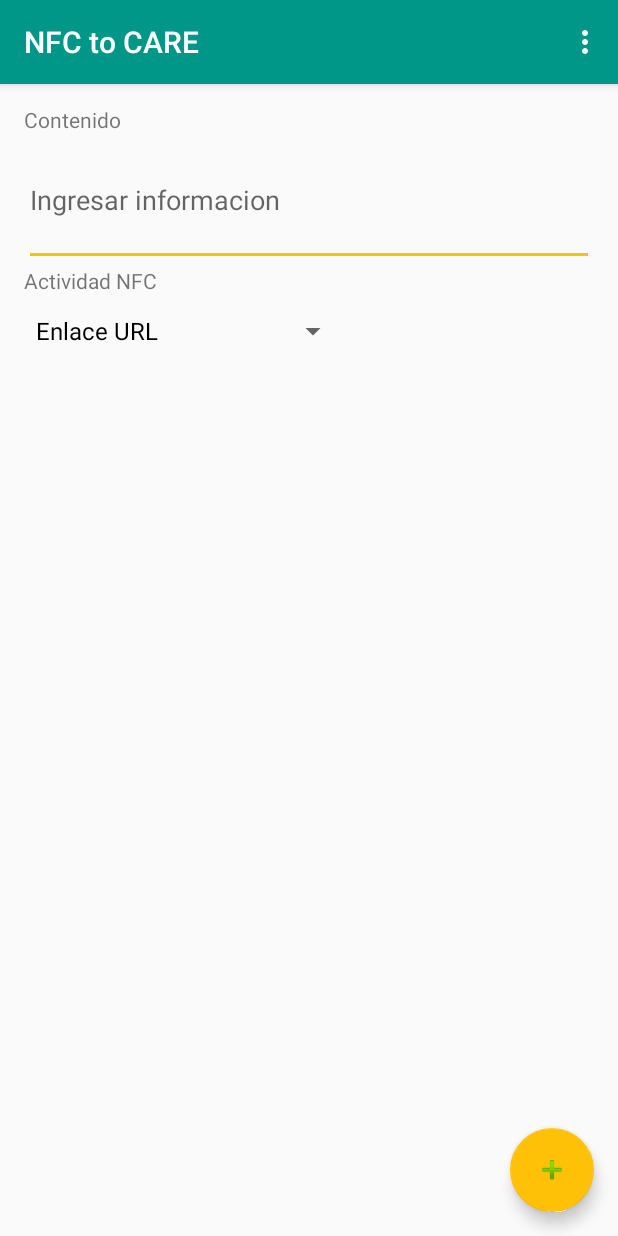
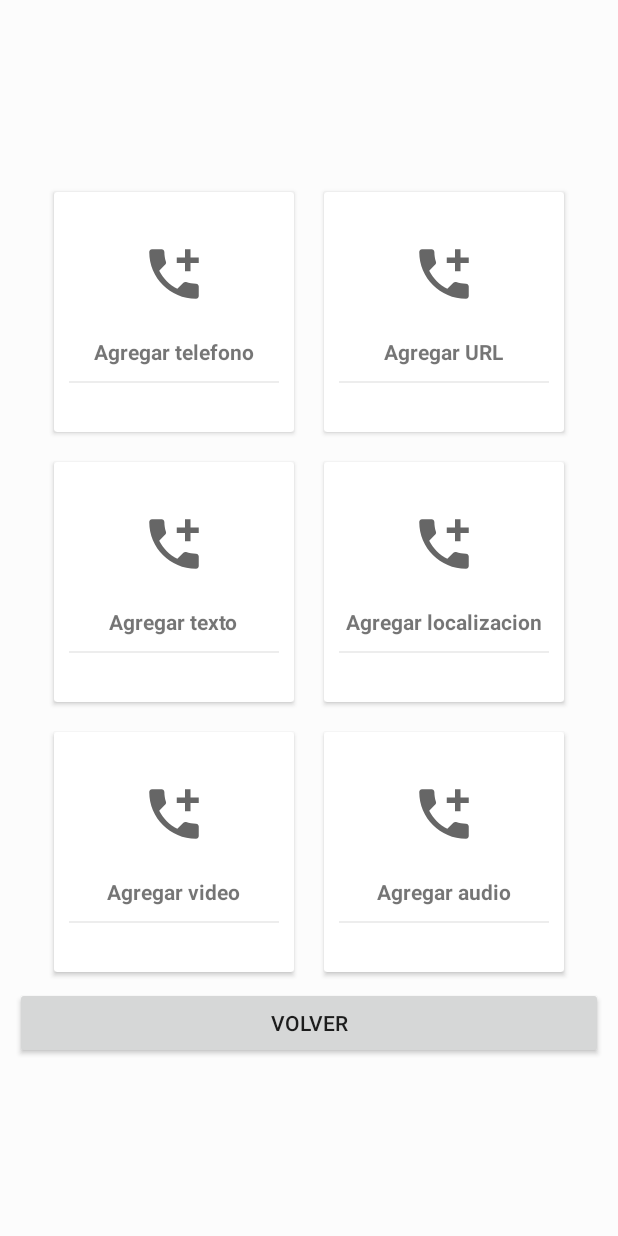
Before and after one commit to LuisGallegos25/NFC-to-CARE, an Android app: the screen it shows after launch (MainActivity before the commit, Dashboard after it), on a phone screen of 412 x 824 dp. Run offline under Robolectric (Android 15) with nearby library versions, the phone set to English and light mode, and no system bars.

Commit message:
main view creation, dashboard style

```diff
--- a/app/build.gradle
+++ b/app/build.gradle
@@ -24,4 +24,7 @@ dependencies {
     implementation 'junit:junit:4.12'
     implementation 'com.android.support:appcompat-v7:23.1.1'
     implementation 'com.android.support:design:23.1.1'
+    implementation 'com.android.support.constraint:constraint-layout:1.1.3'
+    // don t forget to change 25.3.1 to your api lvl mine is 25.3.1
+    implementation 'com.android.support:cardview-v7:25.3.1'
 }
--- /dev/null
+++ b/app/src/main/java/com/example/nfctocare/Dashboard.java
@@ -0,0 +1,23 @@
+package com.example.nfctocare;
+
+import android.content.Intent;
+import android.os.Bundle;
+import android.support.v7.app.AppCompatActivity;
+import android.view.View;
+import android.widget.TextView;
+
+public class Dashboard extends AppCompatActivity{
+
+    @Override
+    protected void onCreate(Bundle savedInstanceState) {
+        super.onCreate(savedInstanceState);
+        setContentView(R.layout.indice);
+
+
+    }
+    /** Called when the user taps the Send button */
+    public void volver(View view) {
+        Intent intent = new Intent(this, MainActivity.class);
+        startActivity(intent);
+    }
+}
--- a/app/src/main/java/com/example/nfctocare/MainActivity.java
+++ b/app/src/main/java/com/example/nfctocare/MainActivity.java
@@ -87,7 +87,11 @@ public class MainActivity extends AppCompatActivity {
         });
 
     }
-
+    /** Called when the user taps the Send button */
+    public void sendMessage(View view) {
+        Intent intent = new Intent(this, Dashboard.class);
+        startActivity(intent);
+    }
     @Override
     public boolean onCreateOptionsMenu(Menu menu) {
         // Inflate the menu; this adds items to the action bar if it is present.
--- /dev/null
+++ b/app/src/main/res/drawable/cerclebackgroundgreen.xml
@@ -0,0 +1,4 @@
+<?xml version="1.0" encoding="utf-8"?>
+<selector xmlns:android="http://schemas.android.com/apk/res/android">
+
+</selector>
--- /dev/null
+++ b/app/src/main/res/drawable/cerclebackgroundpink.xml
@@ -0,0 +1,4 @@
+<?xml version="1.0" encoding="utf-8"?>
+<selector xmlns:android="http://schemas.android.com/apk/res/android">
+
+</selector>
--- /dev/null
+++ b/app/src/main/res/drawable/cerclebackgroundpurple.xml
@@ -0,0 +1,4 @@
+<?xml version="1.0" encoding="utf-8"?>
+<selector xmlns:android="http://schemas.android.com/apk/res/android">
+
+</selector>
--- /dev/null
+++ b/app/src/main/res/drawable/cerclebackgroundyello.xml
@@ -0,0 +1,4 @@
+<?xml version="1.0" encoding="utf-8"?>
+<selector xmlns:android="http://schemas.android.com/apk/res/android">
+
+</selector>
--- /dev/null
+++ b/app/src/main/res/drawable/cercleshape.xml
@@ -0,0 +1,4 @@
+<?xml version="1.0" encoding="utf-8"?>
+<shape android:shape="oval" xmlns:android="http://schemas.android.com/apk/res/android">
+    <solid android:color="@color/colorAccent"/>
+</shape>
--- /dev/null
+++ b/app/src/main/res/drawable/ic_baseline_add_ic_call_24.xml
@@ -0,0 +1,10 @@
+<vector xmlns:android="http://schemas.android.com/apk/res/android"
+    android:width="24dp"
+    android:height="24dp"
+    android:viewportWidth="24"
+    android:viewportHeight="24"
+    android:tint="?attr/colorControlNormal">
+  <path
+      android:fillColor="@android:color/white"
+      android:pathData="M20,15.5c-1.25,0 -2.45,-0.2 -3.57,-0.57 -0.35,-0.11 -0.74,-0.03 -1.02,0.24l-2.2,2.2c-2.83,-1.44 -5.15,-3.75 -6.59,-6.59l2.2,-2.21c0.28,-0.26 0.36,-0.65 0.25,-1C8.7,6.45 8.5,5.25 8.5,4c0,-0.55 -0.45,-1 -1,-1H4c-0.55,0 -1,0.45 -1,1 0,9.39 7.61,17 17,17 0.55,0 1,-0.45 1,-1v-3.5c0,-0.55 -0.45,-1 -1,-1zM21,6h-3V3h-2v3h-3v2h3v3h2V8h3z"/>
+</vector>
--- a/app/src/main/res/layout/activity_main.xml
+++ b/app/src/main/res/layout/activity_main.xml
@@ -63,6 +63,13 @@
             android:layout_height="wrap_content"
             android:layout_below="@id/cLabel1" />
 
+        <Button
+            android:id="@+id/boton"
+            android:layout_width="match_parent"
+            android:layout_height="wrap_content"
+            android:onClick="sendMessage"
+            android:text="Button" />
+
     </RelativeLayout>
 
     <android.support.design.widget.FloatingActionButton
--- /dev/null
+++ b/app/src/main/res/layout/indice.xml
@@ -0,0 +1,244 @@
+<?xml version="1.0" encoding="utf-8"?>
+<LinearLayout
+    xmlns:android="http://schemas.android.com/apk/res/android"
+    xmlns:app="http://schemas.android.com/apk/res-auto"
+    xmlns:tools="http://schemas.android.com/tools"
+    android:layout_width="match_parent"
+    android:layout_height="match_parent"
+    tools:context="com.example.nfctocare.Dashboard"
+    android:orientation="vertical"
+    android:padding="10dp"
+    android:background="#fcfcfc"
+    android:gravity="center"
+    android:id="@+id/ll">
+    <LinearLayout
+        android:clipToPadding="false"
+        android:gravity="center"
+        android:orientation="horizontal"
+        android:layout_width="match_parent"
+        android:layout_height="wrap_content">
+        <android.support.v7.widget.CardView
+            android:foreground="?android:attr/selectableItemBackground"
+            android:clickable="true"
+            android:id="@+id/llamada"
+            android:layout_width="160dp"
+            android:layout_height="160dp"
+            android:layout_margin="10dp">
+            <LinearLayout
+                android:layout_width="match_parent"
+                android:layout_height="match_parent"
+                android:orientation="vertical"
+                android:gravity="center">
+                <ImageView
+                    android:layout_width="64dp"
+                    android:layout_height="64dp"
+                    android:background="@drawable/cerclebackgroundpurple"
+                    android:src="@drawable/ic_baseline_add_ic_call_24"
+                    android:padding="10dp"/>
+                <TextView
+                    android:layout_width="wrap_content"
+                    android:layout_height="wrap_content"
+                    android:textStyle="bold"
+                    android:layout_marginTop="10dp"
+                    android:text="Agregar telefono"/>
+                <View
+                    android:layout_width="match_parent"
+                    android:layout_height="1dp"
+                    android:background="@color/lightgray"
+                    android:layout_margin="10dp"/>
+
+
+            </LinearLayout>
+        </android.support.v7.widget.CardView>
+
+        <android.support.v7.widget.CardView
+            android:foreground="?android:attr/selectableItemBackground"
+            android:clickable="true"
+            android:layout_width="160dp"
+            android:layout_height="160dp"
+            android:layout_margin="10dp">
+            <LinearLayout
+                android:layout_width="match_parent"
+                android:layout_height="match_parent"
+                android:orientation="vertical"
+                android:gravity="center">
+                <ImageView
+                    android:layout_width="64dp"
+                    android:layout_height="64dp"
+                    android:background="@drawable/cerclebackgroundpink"
+                    android:src="@drawable/ic_baseline_add_ic_call_24"
+                    android:padding="10dp"/>
+                <TextView
+                    android:layout_width="wrap_content"
+                    android:layout_height="wrap_content"
+                    android:textStyle="bold"
+                    android:layout_marginTop="10dp"
+                    android:text="Agregar URL"/>
+                <View
+                    android:layout_width="match_parent"
+                    android:layout_height="1dp"
+                    android:background="@color/lightgray"
+                    android:layout_margin="10dp"/>
+
+            </LinearLayout>
+        </android.support.v7.widget.CardView>
+
+    </LinearLayout>
+    <LinearLayout
+        android:clipToPadding="false"
+        android:gravity="center"
+        android:orientation="horizontal"
+        android:layout_width="match_parent"
+        android:layout_height="wrap_content">
+        <android.support.v7.widget.CardView
+            android:foreground="?android:attr/selectableItemBackground"
+            android:clickable="true"
+            android:layout_width="160dp"
+            android:layout_height="160dp"
+            android:layout_margin="10dp">
+            <LinearLayout
+                android:layout_width="match_parent"
+                android:layout_height="match_parent"
+                android:orientation="vertical"
+                android:gravity="center">
+                <ImageView
+                    android:layout_width="64dp"
+                    android:layout_height="64dp"
+                    android:background="@drawable/cerclebackgroundgreen"
+                    android:src="@drawable/ic_baseline_add_ic_call_24"
+                    android:padding="10dp"/>
+                <TextView
+                    android:layout_width="wrap_content"
+                    android:layout_height="wrap_content"
+                    android:textStyle="bold"
+                    android:layout_marginTop="10dp"
+                    android:text="Agregar texto"/>
+                <View
+                    android:layout_width="match_parent"
+                    android:layout_height="1dp"
+                    android:background="@color/lightgray"
+                    android:layout_margin="10dp"/>
+
+            </LinearLayout>
+        </android.support.v7.widget.CardView>
+        <android.support.v7.widget.CardView
+            android:foreground="?android:attr/selectableItemBackground"
+            android:clickable="true"
+            android:layout_width="160dp"
+            android:layout_height="160dp"
+            android:layout_margin="10dp">
+
+            <LinearLayout
+                android:layout_width="match_parent"
+                android:layout_height="match_parent"
+                android:gravity="center"
+                android:orientation="vertical">
+
+                <ImageView
+                    android:layout_width="64dp"
+                    android:layout_height="64dp"
+                    android:background="@drawable/cerclebackgroundyello"
+                    android:padding="10dp"
+                    android:src="@drawable/ic_baseline_add_ic_call_24" />
+
+                <TextView
+                    android:layout_width="wrap_content"
+                    android:layout_height="wrap_content"
+                    android:layout_marginTop="10dp"
+                    android:text="Agregar localizacion"
+                    android:textStyle="bold" />
+
+                <View
+                    android:layout_width="match_parent"
+                    android:layout_height="1dp"
+                    android:layout_margin="10dp"
+                    android:background="@color/lightgray" />
+
+            </LinearLayout>
+        </android.support.v7.widget.CardView>
+
+    </LinearLayout>
+
+    <LinearLayout
+        android:clipToPadding="false"
+        android:gravity="center"
+        android:orientation="horizontal"
+        android:layout_width="match_parent"
+        android:layout_height="wrap_content">
+        <android.support.v7.widget.CardView
+            android:foreground="?android:attr/selectableItemBackground"
+            android:clickable="true"
+            android:layout_width="160dp"
+            android:layout_height="160dp"
+            android:layout_margin="10dp">
+            <LinearLayout
+                android:layout_width="match_parent"
+                android:layout_height="match_parent"
+                android:orientation="vertical"
+                android:gravity="center">
+                <ImageView
+                    android:layout_width="64dp"
+                    android:layout_height="64dp"
+                    android:background="@drawable/cerclebackgroundgreen"
+                    android:src="@drawable/ic_baseline_add_ic_call_24"
+                    android:padding="10dp"/>
+                <TextView
+                    android:layout_width="wrap_content"
+                    android:layout_height="wrap_content"
+                    android:textStyle="bold"
+                    android:layout_marginTop="10dp"
+                    android:text="Agregar video"/>
+                <View
+                    android:layout_width="match_parent"
+                    android:layout_height="1dp"
+                    android:background="@color/lightgray"
+                    android:layout_margin="10dp"/>
+
+            </LinearLayout>
+        </android.support.v7.widget.CardView>
+        <android.support.v7.widget.CardView
+            android:foreground="?android:attr/selectableItemBackground"
+            android:clickable="true"
+            android:layout_width="160dp"
+            android:layout_height="160dp"
+            android:layout_margin="10dp">
+
+            <LinearLayout
+                android:layout_width="match_parent"
+                android:layout_height="match_parent"
+                android:gravity="center"
+                android:orientation="vertical">
+
+                <ImageView
+                    android:layout_width="64dp"
+                    android:layout_height="64dp"
+                    android:background="@drawable/cerclebackgroundyello"
+                    android:padding="10dp"
+                    android:src="@drawable/ic_baseline_add_ic_call_24" />
+
+                <TextView
+                    android:layout_width="wrap_content"
+                    android:layout_height="wrap_content"
+                    android:layout_marginTop="10dp"
+                    android:text="Agregar audio"
+                    android:textStyle="bold" />
+
+                <View
+                    android:layout_width="match_parent"
+                    android:layout_height="1dp"
+                    android:layout_margin="10dp"
+                    android:background="@color/lightgray" />
+
+            </LinearLayout>
+        </android.support.v7.widget.CardView>
+
+    </LinearLayout>
+
+
+    <Button
+        android:id="@+id/boton"
+        android:layout_width="match_parent"
+        android:layout_height="wrap_content"
+        android:onClick="volver"
+        android:text="volver" />
+</LinearLayout>
--- a/app/src/main/res/values/colors.xml
+++ b/app/src/main/res/values/colors.xml
@@ -1,11 +1,23 @@
 <?xml version="1.0" encoding="utf-8"?>
 <resources>
-    <color name="colorPrimary">#009688</color>
-    <color name="colorPrimaryDark">#014C45</color>
+    <!--<color name="colorPrimary">#009688</color>
+    <color name="colorPrimaryDark">#014C45</color>-->
     <color name="colorPrimaryLight">#F0F4C3</color>
-    <color name="colorAccent">#FFC107</color>
+    <!--<color name="colorAccent">#FFC107</color>-->
     <color name="colorPrimaryText">#212121</color>
     <color name="colorSecondaryText">#727272</color>
     <color name="icons">#212121</color>
     <color name="divider">#B6B6B6</color>
+
+    <color name="colorPrimary">#FFC107</color>
+    <color name="colorPrimaryDark">#FFA000</color>
+    <color name="backgroundcolor">#fcfcfc</color>
+    <color name="lightgray">#ededed</color>
+    <color name="deeppurple">#7c4dff</color>
+    <color name="yello">#ffb300</color>
+    <color name="green">#00bfa5</color>
+    <color name="colorAccent">#FF4081</color>
+    <color name="darkblue">#23283a</color>
+    <color name="testcolorblue">#152b38</color>
+    <color name="pink">#fe104d</color>
 </resources>
```
Also changed, not shown: app/src/main/AndroidManifest.xml (+13 -0 lines), 1 other file.
